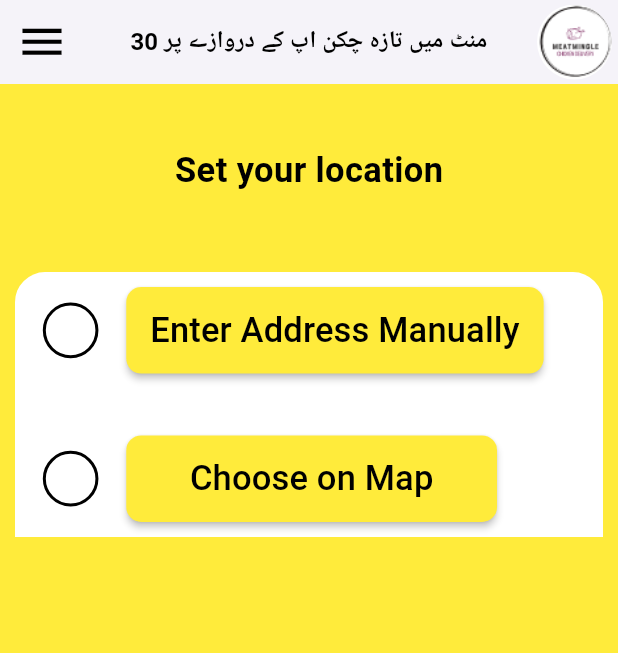
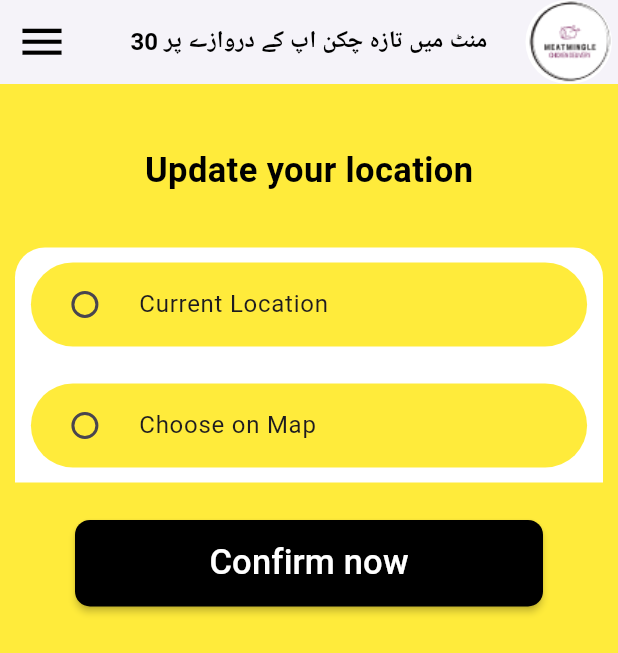
Before and after one commit to RidaSyed244/meat_mingle, a Flutter app: the UpdateLocation screen opened directly, on a phone screen of 412 x 824 dp. Shown: the top 653 px of the screen. Run offline on Flutter 3.47's test engine with Material 3 defaults, Android fonts, the phone set to English and light mode, and no system bars; our stand-ins replace cloud_firestore, firebase_auth, firebase_core, hooks_riverpod, location, responsive_sizer; accounts and stored records are empty.

```diff
--- a/lib/screens/update location/view/update_location.dart
+++ b/lib/screens/update location/view/update_location.dart
@@ -1,25 +1,26 @@
 import 'package:flutter/material.dart';
+import 'package:hooks_riverpod/hooks_riverpod.dart';
 import 'package:meat_mingle/color%20pallete/colors.dart';
 import 'package:meat_mingle/custom%20data/custom%20buttons/custom_buttons.dart';
-import 'package:meat_mingle/screens/dashboard/widgets/widgets.dart';
 import 'package:meat_mingle/screens/update%20location/controller/controller.dart';
 import 'package:meat_mingle/screens/update%20location/widgets/widgets.dart';
+import 'package:meat_mingle/screens/user%20data/view/user_data_screen.dart';
+import 'package:responsive_sizer/responsive_sizer.dart';
 
-class UpdateLocation extends StatefulWidget {
+class UpdateLocation extends ConsumerStatefulWidget {
   const UpdateLocation({Key? key}) : super(key: key);
 
   @override
-  State<UpdateLocation> createState() => _UpdateLocationState();
+  ConsumerState<UpdateLocation> createState() => _UpdateLocationState();
 }
 
-class _UpdateLocationState extends State<UpdateLocation> {
+class _UpdateLocationState extends ConsumerState<UpdateLocation> {
   bool isManual = false;
   bool isMap = false;
 
   @override
   Widget build(BuildContext context) {
-    var hight = MediaQuery.of(context).size.height;
-    var width = MediaQuery.of(context).size.width;
+    final userData = ref.watch(userDataModel);
 
     return Scaffold(
       backgroundColor: ColorPalette.appBGcolor,
@@ -36,29 +37,31 @@ class _UpdateLocationState extends State<UpdateLocation> {
               borderRadius: BorderRadius.circular(70),
               child: Image.asset(
                 "assets/images/meat_logo.png",
-                height: 50,
-                width: 50,
+                height: 14.h,
+                width: 14.w,
                 fit: BoxFit.cover,
               ),
             ),
           ),
         ],
-        title: Text("30 منٹ میں تازہ چکن اپ کے دروازے پر",
+        title: Text(
+          "30 منٹ میں تازہ چکن اپ کے دروازے پر",
           style: TextStyle(
             fontSize: 16,
             fontWeight: FontWeight.bold,
-                color: Colors.black)),
+            color: Colors.black,
+          ),
+        ),
       ),
       body: ListView(
         scrollDirection: Axis.vertical,
         children: [
           SizedBox(
-            height: hight * 0.05,
+            height: 5.h,
           ),
-          //Text in center
           Center(
             child: Text(
-              "Set your location",
+              "Update your location",
               style: TextStyle(
                 fontSize: 23,
                 fontWeight: FontWeight.bold,
@@ -67,7 +70,7 @@ class _UpdateLocationState extends State<UpdateLocation> {
             ),
           ),
           SizedBox(
-            height: hight * 0.05,
+            height: 3.h,
           ),
           Padding(
             padding: EdgeInsets.all(10.0),
@@ -82,114 +85,73 @@ class _UpdateLocationState extends State<UpdateLocation> {
               ),
               child: Column(
                 children: [
-                  Row(
-                    children: [
-                      CircularCheckBox(
-                          value: isManual,
-                          onChanged: (value) {
-                            setState(() {
-                              isManual = !isManual;
-                            });
-                          }),
-                      CustomButtons(
-                          text: "Enter Address Manually",
-                          height: hight * 0.07,
-                          width: width * 0.6,
-                          textcolor: Colors.black,
-                          onPressed: () {
-                            setState(() {
-                              isManual = !isManual;
-                            });
+                  Container(
+                    width: 90.w,
+                    decoration: BoxDecoration(
+                      color: Colors.yellow, // Yellow background color
+                      borderRadius:
+                          BorderRadius.circular(30), // Rounded corners
+                    ),
+                    child: RadioListTile(
+                      title: Text('Current Location'),
+                      value: 1,
+                      groupValue: userData,
+                      onChanged: (value) async {
+                        await ref
+                            .read(userDataModel.notifier)
+                            .setSelectedOption(value as int);
+                        await ref
+                            .read(userDataModel.notifier)
+                            .getCurrentLocation();
+                        await ref.read(userDataModel.notifier).updateUserData();
+
+                        ref.read(userDataModel.notifier).showCustomSnackbar(
+                              context,
+                              "Got It!!!",
+                              "Your current location has been saved. You can now proceed.",
+                            );
                       },
-                          color: ColorPalette.appBGcolor,
-                          fontSize: 23),
-                    ],
-                  ),
-                  AnimatedContainer(
-                    duration: Duration(milliseconds: 300),
-                    height: isManual ? hight * 0.2 : 0,
-                    child: Padding(
-                      padding: const EdgeInsets.symmetric(horizontal: 16.0),
-                      child: Column(
-                        children: [
-                          SizedBox(
-                            height: hight * 0.03,
-                          ),
-                          Align(
-                            alignment: Alignment.centerRight,
-                            child: Container(
-                              height: hight * 0.06,
-                              width: width * 0.7,
-                              child: TextField(
-                                controller: userUpdatedLocationController,
-                                textAlign: TextAlign.left,
-                                decoration: InputDecoration(
-                                  hintText: 'Your address',
-                                  hintStyle: TextStyle(
-                                      color: Colors.black, fontSize: 18),
-                                  filled: true,
-                                  fillColor: ColorPalette.appBGcolor,
-                                  border: OutlineInputBorder(
-                                    borderRadius: BorderRadius.circular(15.0),
-                                    borderSide: BorderSide.none,
-                                    // Remove the visible border
+                      activeColor: Colors.white,
                     ),
                   ),
+                  SizedBox(height: 3.h),
+                  Container(
+                    width: 90.w,
+                    decoration: BoxDecoration(
+                      color: Colors.yellow, // Yellow background color
+                      borderRadius:
+                          BorderRadius.circular(30), // Rounded corners
                     ),
-                            ),
-                          ),
-                          SizedBox(
-                            height: hight * 0.03,
-                          ),
-                          Align(
-                            alignment: Alignment.centerRight,
-                            child: Container(
-                              height: hight * 0.05,
-                              width: width * 0.2,
-                              decoration: BoxDecoration(
-                                color: ColorPalette.appBGcolor,
-                                borderRadius: BorderRadius.circular(15),
-                              ),
-                              child: Center(
-                                  child: Text(
-                                "Save",
-                                style: TextStyle(
-                                  fontSize: 18,
-                                  fontWeight: FontWeight.bold,
-                                  color: Colors.black,
-                                ),
-                              )),
+                    child: RadioListTile(
+                      title: Text('Choose on Map'),
+                      value: 2,
+                      groupValue: userData,
+                      onChanged: (value) {
+                        ref
+                            .read(userDataModel.notifier)
+                            .setSelectedOption(value as int);
+                        // Navigator.push(
+                        //   context,
+                        //   MaterialPageRoute(builder: (context) => MapSceen()),
+                        // );
+                      },
+                      activeColor: Colors.black,
                     ),
                   ),
                 ],
               ),
             ),
           ),
-                  SizedBox(
-                    height: hight * 0.05,
-                  ),
-                  Row(
-                    children: [
-                      CircularCheckBox(
-                          value: isMap,
-                          onChanged: (value) {
-                            setState(() {
-                              isMap = !isMap;
-                            });
-                          }),
-                      CustomButtons(
-                          text: "Choose on Map",
-                          height: hight * 0.07,
-                          width: width * 0.6,
-                          textcolor: Colors.black,
+          Padding(
+            padding: const EdgeInsets.symmetric(horizontal: 50, vertical: 15),
+            child: CustomButtons(
+                text: "Confirm now",
+                height: 7.h,
+                width: 60.w,
+                textcolor: Colors.white,
                 onPressed: () {},
-                          color: ColorPalette.appBGcolor,
+                color: Colors.black,
                 fontSize: 23),
-                    ],
-                  ),
-                ],
-              ),
-            ),
           ),
         ],
       ),
--- a/lib/screens/user data/view/user_data_screen.dart
+++ b/lib/screens/user data/view/user_data_screen.dart
@@ -111,7 +111,8 @@ class _UserDataState extends ConsumerState<UserData> {
                 await ref
                     .read(userDataModel.notifier)
                     .setSelectedOption(value as int);
-                await ref.watch(userDataModel.notifier).getCurrentLocation();
+                await ref.read(userDataModel.notifier).getCurrentLocation();
+                await ref.read(userDataModel.notifier).addUserData();
                 ref.read(userDataModel.notifier).showCustomSnackbar(
                       context,
                       "Got It!!!",
--- a/pubspec.yaml
+++ b/pubspec.yaml
@@ -40,7 +40,7 @@ dependencies:
   cloud_firestore: ^4.4.5
   hooks_riverpod: ^2.4.9
   location: ^5.0.3
-  workmanager: ^0.5.2
+  # workmanager: ^0.5.2
   responsive_sizer: ^3.3.0+1
 
 dev_dependencies:
```
Also changed, not shown: lib/main.dart (+1 -26 lines), lib/screens/dashboard/view model/dashboard_view_model.dart (+31 -0 lines), lib/screens/dashboard/view/dashboard.dart (+10 -0 lines), lib/screens/dashboard/widgets/widgets.dart (+13 -1 lines), lib/screens/order confirmation/view/confirm_order.dart (+28 -20 lines), lib/screens/user data/view model/user_data_view_model.dart (+10 -0 lines), pubspec.lock. Lines whose indentation alone changed are shown as unchanged.
